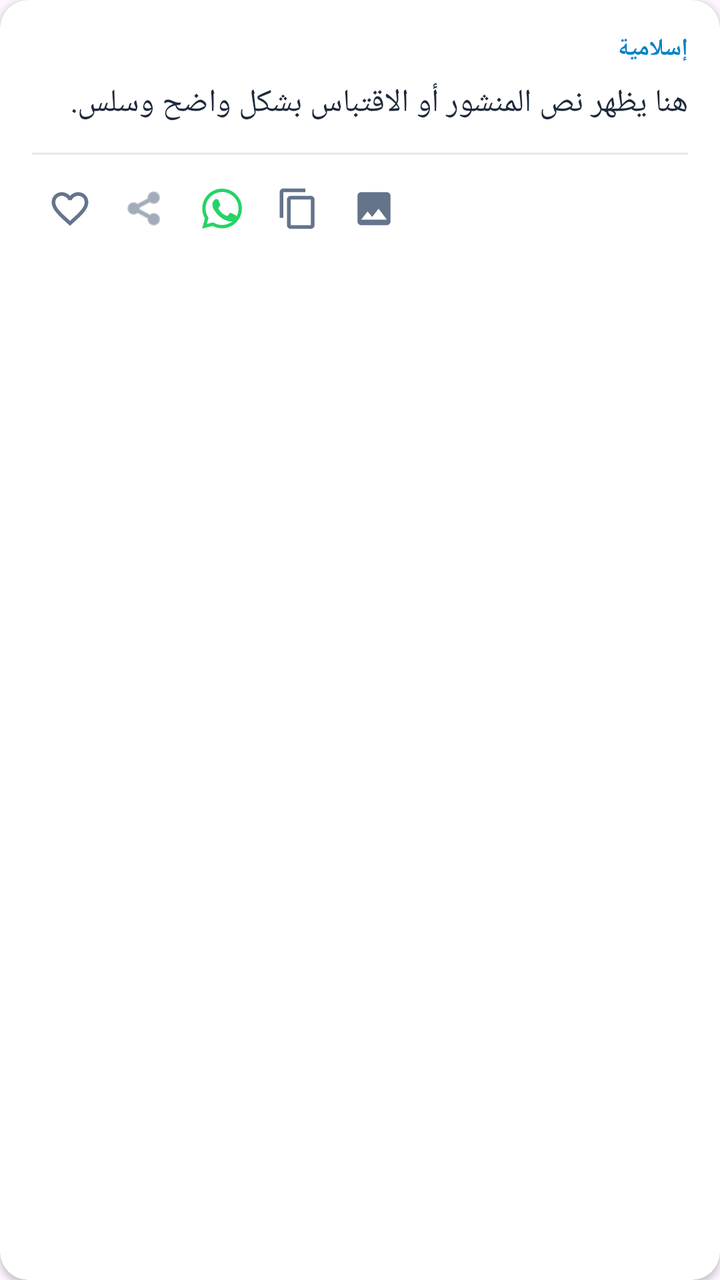
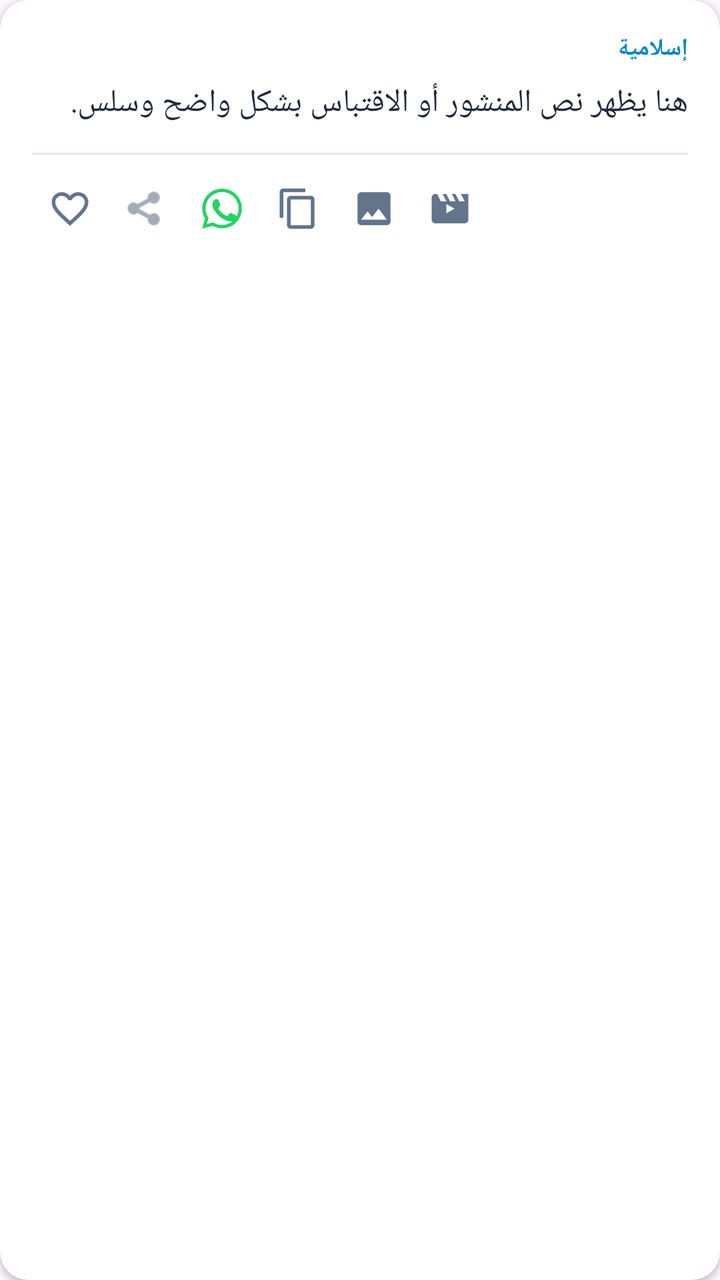

Screens rendered from an Android XML layout before and after an edit, with the pre-edit source and the edit as a unified diff.
<!-- AndroidManifest.xml: application theme Theme.Material3.DayNight.NoActionBar -->
<!-- res/layout/item_post.xml -->
<?xml version="1.0" encoding="utf-8"?>
<androidx.cardview.widget.CardView xmlns:android="http://schemas.android.com/apk/res/android"
    xmlns:app="http://schemas.android.com/apk/res-auto"
    android:layout_width="match_parent"
    android:layout_height="wrap_content"
    android:layout_marginHorizontal="8dp"
    android:layout_marginVertical="6dp"
    android:layoutDirection="rtl"
    app:cardBackgroundColor="@color/bg_card"
    app:cardCornerRadius="14dp"
    app:cardElevation="2dp">

    <LinearLayout
        android:id="@+id/layoutPostCard"
        android:layout_width="match_parent"
        android:layout_height="wrap_content"
        android:orientation="vertical"
        android:padding="16dp">

        <TextView
            android:id="@+id/tvCategoryName"
            android:layout_width="wrap_content"
            android:layout_height="wrap_content"
            android:paddingBottom="8dp"
            android:text="إسلامية"
            android:textColor="#0284C7"
            android:textSize="12sp"
            android:textStyle="bold" />

        <TextView
            android:id="@+id/tvPostContent"
            android:layout_width="match_parent"
            android:layout_height="wrap_content"
            android:gravity="start|center_vertical"
            android:lineSpacingExtra="5dp"
            android:text="هنا يظهر نص المنشور أو الاقتباس بشكل واضح وسلس."
            android:textColor="@color/text_primary"
            android:textDirection="rtl"
            android:textSize="16sp" />

        <View
            android:layout_width="match_parent"
            android:layout_height="1dp"
            android:layout_marginTop="14dp"
            android:layout_marginBottom="8dp"
            android:background="@color/divider_color" />

        <LinearLayout
            android:layout_width="match_parent"
            android:layout_height="wrap_content"
            android:gravity="center_vertical"
            android:orientation="horizontal">

            <View
                android:layout_width="0dp"
                android:layout_height="1dp"
                android:layout_weight="1" />

            
            <ImageView
                android:id="@+id/btnShareAsImage"
                android:layout_width="38dp"
                android:layout_height="38dp"
                android:background="?attr/selectableItemBackgroundBorderless"
                android:padding="8dp"
                android:src="@drawable/ic_share_image"
                app:tint="@color/text_secondary" />

            
            <ImageView
                android:id="@+id/btnCopyPost"
                android:layout_width="38dp"
                android:layout_height="38dp"
                android:background="?attr/selectableItemBackgroundBorderless"
                android:padding="8dp"
                android:src="@drawable/ic_copy"
                app:tint="@color/text_secondary" />

            <ImageView
                android:id="@+id/btnShareWhatsapp"
                android:layout_width="38dp"
                android:layout_height="38dp"
                android:background="?attr/selectableItemBackgroundBorderless"
                android:padding="7dp"
                android:src="@drawable/ic_whatsapp" />

            <ImageView
                android:id="@+id/btnShareGeneral"
                android:layout_width="38dp"
                android:layout_height="38dp"
                android:background="?attr/selectableItemBackgroundBorderless"
                android:padding="8dp"
                android:src="@android:drawable/ic_menu_share"
                app:tint="@color/text_secondary" />

            
            <ImageView
                android:id="@+id/btnFavorite"
                android:layout_width="38dp"
                android:layout_height="38dp"
                android:background="?attr/selectableItemBackgroundBorderless"
                android:padding="8dp"
                android:src="@drawable/ic_heart_outline"
                app:tint="@color/text_secondary" />
                
        </LinearLayout>

    </LinearLayout>
</androidx.cardview.widget.CardView>
<!-- resources referenced by this layout -->
<resources>
  <color name="bg_card">#FFFFFF</color>
  <color name="divider_color">#E2E8F0</color>
  <color name="text_primary">#1E293B</color>
  <color name="text_secondary">#64748B</color>
  <!-- drawable ic_copy (drawable) -->
  <vector xmlns:android="http://schemas.android.com/apk/res/android"
      android:width="24dp"
      android:height="24dp"
      android:viewportWidth="24"
      android:viewportHeight="24">
    <path
        android:fillColor="#64748B"
        android:pathData="M16,1H4C2.9,1 2,1.9 2,3V17H4V3H16V1ZM19,5H8C6.9,5 6,5.9 6,7V21C6,22.1 6.9,23 8,23H19C20.1,23 21,22.1 21,21V7C21,5.9 20.1,5 19,5ZM19,21H8V7H19V21Z"/>
  </vector>
  <!-- drawable ic_heart_outline (drawable) -->
  <vector xmlns:android="http://schemas.android.com/apk/res/android"
      android:width="24dp"
      android:height="24dp"
      android:viewportWidth="24"
      android:viewportHeight="24">
    <path
        android:fillColor="#94A3B8"
        android:pathData="M16.5,3c-1.74,0 -3.41,0.81 -4.5,2.09C10.91,3.81 9.24,3 7.5,3 4.42,3 2,5.42 2,8.5c0,3.78 3.4,6.86 8.55,11.54L12,21.35l1.45,-1.32C18.6,15.36 22,12.28 22,8.5 22,5.42 19.58,3 16.5,3zm-4.4,15.55l-0.1,0.1 -0.1,-0.1C7.14,14.24 4,11.39 4,8.5 4,6.5 5.5,5 7.5,5c1.54,0 3.04,0.99 3.57,2.36h1.87C13.46,5.99 14.96,5 16.5,5c2,0 3.5,1.5 3.5,3.5 0,2.89 -3.14,5.74 -7.9,10.05z"/>
  </vector>
  <!-- drawable ic_share_image (drawable) -->
  <vector xmlns:android="http://schemas.android.com/apk/res/android"
      android:width="24dp"
      android:height="24dp"
      android:viewportWidth="24"
      android:viewportHeight="24">
    <path
        android:fillColor="#0284C7"
        android:pathData="M21,19V5c0,-1.1 -0.9,-2 -2,-2H5c-1.1,0 -2,0.9 -2,2v14c0,1.1 0.9,2 2,2h14c1.1,0 2,-0.9 2,-2zM8.5,13.5l2.5,3.01L14.5,12l4.5,6H5l3.5,-4.5z"/>
  </vector>
  <!-- drawable ic_whatsapp (drawable) -->
  <vector xmlns:android="http://schemas.android.com/apk/res/android"
      android:width="24dp"
      android:height="24dp"
      android:viewportWidth="24"
      android:viewportHeight="24">
    <path
        android:fillColor="#25D366"
        android:pathData="M12.04,2C6.58,2 2.13,6.45 2.13,11.91C2.13,13.66 2.59,15.36 3.45,16.86L2.05,22L7.3,20.62C8.75,21.41 10.38,21.83 12.04,21.83C17.5,21.83 21.95,17.38 21.95,11.92C21.95,9.27 20.92,6.78 19.05,4.91C17.18,3.04 14.69,2 12.04,2M12.05,3.67C14.25,3.67 16.31,4.53 17.87,6.09C19.42,7.65 20.28,9.72 20.28,11.92C20.28,16.46 16.58,20.15 12.04,20.15C10.56,20.15 9.11,19.76 7.85,19L7.55,18.83L4.43,19.65L5.26,16.61L5.06,16.29C4.24,14.99 3.8,13.47 3.8,11.91C3.81,7.37 7.5,3.67 12.05,3.67M9.04,7.22C8.84,7.22 8.52,7.29 8.25,7.59C7.98,7.88 7.21,8.6 7.21,10.08C7.21,11.56 8.28,12.98 8.43,13.18C8.58,13.38 10.49,16.33 13.42,17.6C14.12,17.9 14.66,18.08 15.09,18.21C15.8,18.44 16.45,18.41 16.96,18.33C17.53,18.24 18.72,17.61 18.97,16.91C19.22,16.21 19.22,15.61 19.14,15.48C19.07,15.36 18.87,15.29 18.57,15.14C18.27,15 16.8,14.27 16.53,14.17C16.25,14.07 16.05,14.02 15.86,14.32C15.66,14.61 15.09,15.29 14.91,15.48C14.74,15.68 14.57,15.71 14.27,15.56C13.97,15.41 13.01,15.1 11.87,14.09C10.99,13.3 10.39,12.33 10.22,12.03C10.05,11.74 10.2,11.57 10.35,11.42C10.48,11.29 10.65,11.07 10.8,10.9C10.95,10.73 11,10.6 11.1,10.4C11.2,10.2 11.15,10.03 11.07,9.88C11,9.73 10.43,8.32 10.19,7.74C9.96,7.18 9.72,7.25 9.54,7.25C9.38,7.23 9.21,7.22 9.04,7.22Z"/>
  </vector>
</resources>

<!-- the commit's change to res/layout/item_post.xml (unified diff, before → after) -->
@@ -58,6 +58,16 @@
 
             
             <ImageView
+                android:id="@+id/btnShareAsVideo"
+                android:layout_width="38dp"
+                android:layout_height="38dp"
+                android:background="?attr/selectableItemBackgroundBorderless"
+                android:padding="8dp"
+                android:src="@drawable/ic_video_reel"
+                app:tint="@color/text_secondary" />
+
+            
+            <ImageView
                 android:id="@+id/btnShareAsImage"
                 android:layout_width="38dp"
                 android:layout_height="38dp"
<!-- resource entries referenced after the edit -->
@@ -34,6 +34,16 @@
         android:fillColor="#0284C7"
         android:pathData="M21,19V5c0,-1.1 -0.9,-2 -2,-2H5c-1.1,0 -2,0.9 -2,2v14c0,1.1 0.9,2 2,2h14c1.1,0 2,-0.9 2,-2zM8.5,13.5l2.5,3.01L14.5,12l4.5,6H5l3.5,-4.5z"/>
   </vector>
+  <!-- drawable ic_video_reel (drawable) -->
+  <vector xmlns:android="http://schemas.android.com/apk/res/android"
+      android:width="24dp"
+      android:height="24dp"
+      android:viewportWidth="24"
+      android:viewportHeight="24">
+    <path
+        android:fillColor="#FFFFFFFF"
+        android:pathData="M18,4l2,4h-3l-2,-4h-2l2,4h-3l-2,-4H8l2,4H7L5,4H4c-1.1,0 -1.99,0.9 -1.99,2L2,18c0,1.1 0.9,2 2,2h16c1.1,0 2,-0.9 2,-2V4h-4zM10,14.5v-5l4.5,2.5 -4.5,2.5z"/>
+  </vector>
   <!-- drawable ic_whatsapp (drawable) -->
   <vector xmlns:android="http://schemas.android.com/apk/res/android"
       android:width="24dp"
